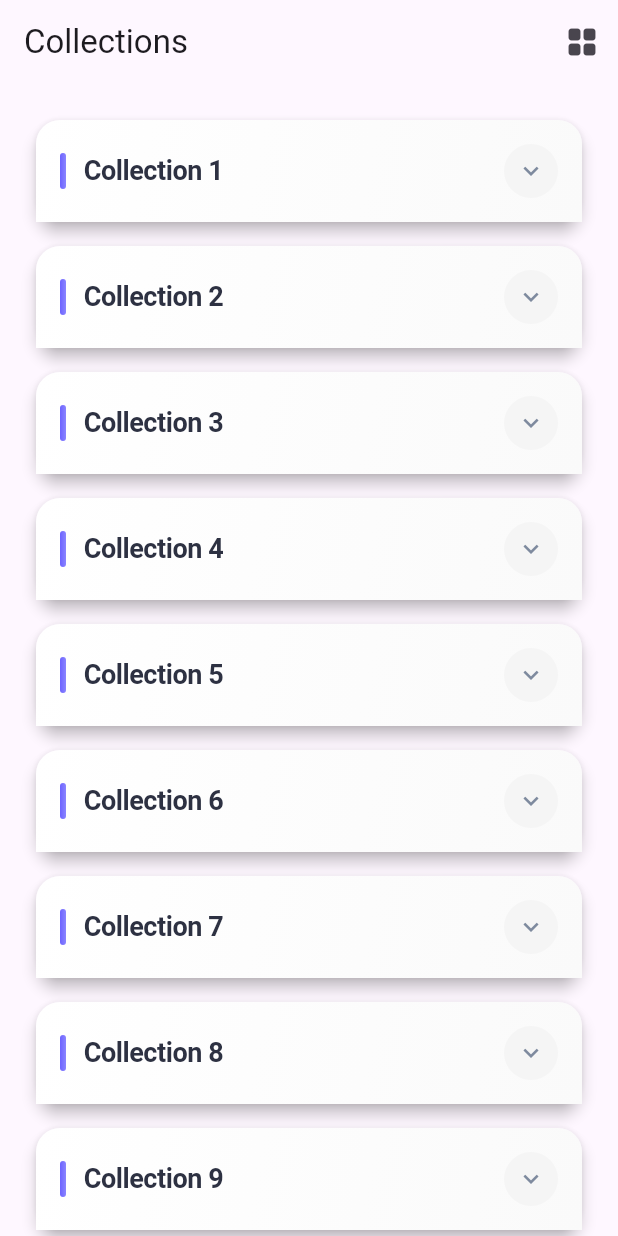
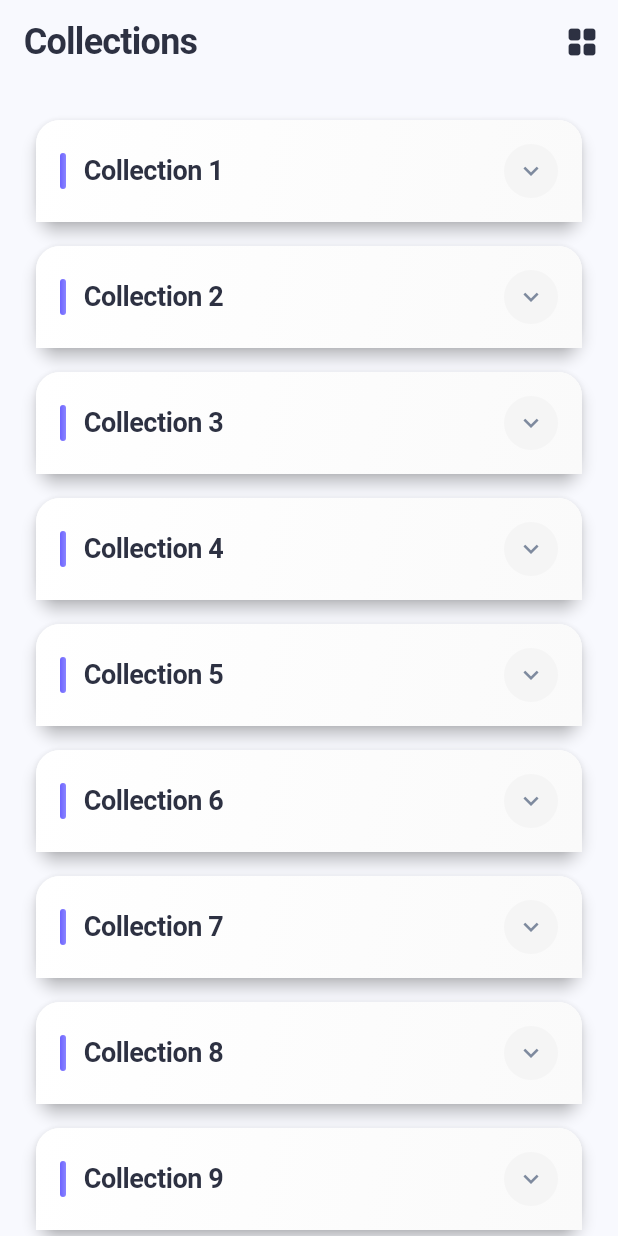
Before and after one commit to Naman2004singh/faym, a Flutter app: the screen it shows after launch, on a phone screen of 412 x 824 dp. Run offline on Flutter 3.47's test engine with Material 3 defaults, Android fonts, the phone set to English and light mode, and no system bars; our stand-ins replace get.

Commit message:
refactor main.dart to integrate AppColors and enhance theme configuration with Material 3

```diff
--- a/lib/main.dart
+++ b/lib/main.dart
@@ -1,8 +1,16 @@
 import 'package:flutter/material.dart';
+import 'package:flutter/services.dart';
 import 'package:get/get.dart';
 import 'home/views/collections_view.dart';
+import 'utils/constants/app_colors.dart';
 
 void main() {
+  SystemChrome.setSystemUIOverlayStyle(
+    const SystemUiOverlayStyle(
+      statusBarColor: Colors.transparent,
+      statusBarIconBrightness: Brightness.dark,
+    ),
+  );
   runApp(const MyApp());
 }
 
@@ -15,8 +23,39 @@ class MyApp extends StatelessWidget {
       title: 'Faym',
       debugShowCheckedModeBanner: false,
       theme: ThemeData(
-        colorScheme: ColorScheme.fromSeed(seedColor: Colors.deepPurple),
         useMaterial3: true,
+        colorScheme: ColorScheme.fromSeed(
+          seedColor: AppColors.primary,
+          primary: AppColors.primary,
+          secondary: AppColors.secondary,
+          surface: AppColors.background,
+        ),
+        scaffoldBackgroundColor: AppColors.background,
+        appBarTheme: AppBarTheme(
+          centerTitle: false,
+          elevation: 0,
+          backgroundColor: Colors.transparent,
+          foregroundColor: AppColors.textPrimary,
+          titleTextStyle: const TextStyle(
+            color: AppColors.textPrimary,
+            fontSize: 24,
+            fontWeight: FontWeight.bold,
+            letterSpacing: -0.5,
+          ),
+          systemOverlayStyle: SystemUiOverlayStyle.dark,
+        ),
+        cardTheme: const CardThemeData(
+          elevation: 0,
+          color: Colors.white,
+          shape: RoundedRectangleBorder(
+            borderRadius: BorderRadius.all(Radius.circular(16)),
+            side: BorderSide(
+              color: AppColors.border,
+              width: 1,
+            ),
+          ),
+        ),
+        dividerColor: AppColors.divider,
       ),
       home: const CollectionsView(),
     );
```
